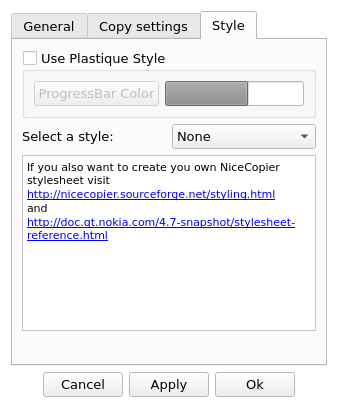
This is ncsettings.ui in patricklx/nicecopier as Qt 5 draws it before an edit. The edited form follows.
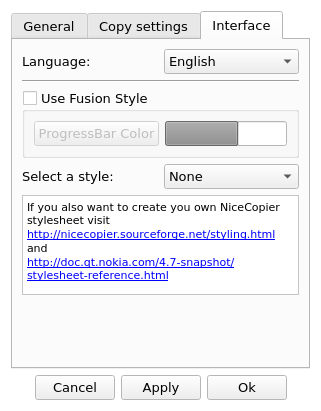
This is the edited form. The open tabs and pages were chosen to show the change.

Patch:
```diff
--- a/ncsettings.ui
+++ b/ncsettings.ui
@@ -6,8 +6,8 @@
    <rect>
     <x>0</x>
     <y>0</y>
-    <width>338</width>
-    <height>366</height>
+    <width>315</width>
+    <height>380</height>
    </rect>
   </property>
   <property name="palette">
@@ -81,7 +81,7 @@
    </font>
   </property>
   <property name="windowTitle">
-   <string>Form</string>
+   <string>NiceCopier Settings</string>
   </property>
   <layout class="QVBoxLayout" name="verticalLayout">
    <item>
@@ -89,6 +89,9 @@
      <property name="currentIndex">
       <number>0</number>
      </property>
+     <property name="usesScrollButtons">
+      <bool>false</bool>
+     </property>
      <widget class="QWidget" name="tab">
       <attribute name="title">
        <string>General</string>
@@ -240,8 +243,8 @@
            </property>
            <property name="sizeHint" stdset="0">
             <size>
-             <width>40</width>
-             <height>20</height>
+             <width>0</width>
+             <height>0</height>
             </size>
            </property>
           </spacer>
@@ -283,8 +286,8 @@
            </property>
            <property name="sizeHint" stdset="0">
             <size>
-             <width>40</width>
-             <height>20</height>
+             <width>0</width>
+             <height>0</height>
             </size>
            </property>
           </spacer>
@@ -293,6 +296,12 @@
        </item>
        <item>
         <widget class="QGroupBox" name="gb_position">
+         <property name="sizePolicy">
+          <sizepolicy hsizetype="Preferred" vsizetype="Maximum">
+           <horstretch>0</horstretch>
+           <verstretch>0</verstretch>
+          </sizepolicy>
+         </property>
          <property name="title">
           <string>Position</string>
          </property>
@@ -355,6 +364,19 @@
          </layout>
         </widget>
        </item>
+       <item>
+        <spacer name="verticalSpacer_3">
+         <property name="orientation">
+          <enum>Qt::Vertical</enum>
+         </property>
+         <property name="sizeHint" stdset="0">
+          <size>
+           <width>0</width>
+           <height>0</height>
+          </size>
+         </property>
+        </spacer>
+       </item>
       </layout>
      </widget>
      <widget class="QWidget" name="tab_2">
@@ -478,8 +500,8 @@
            </property>
            <property name="sizeHint" stdset="0">
             <size>
-             <width>40</width>
-             <height>20</height>
+             <width>0</width>
+             <height>0</height>
             </size>
            </property>
           </spacer>
@@ -524,6 +546,19 @@
          </property>
         </widget>
        </item>
+       <item>
+        <widget class="QCheckBox" name="checkPermissionsCheckBox">
+         <property name="sizePolicy">
+          <sizepolicy hsizetype="Minimum" vsizetype="Minimum">
+           <horstretch>0</horstretch>
+           <verstretch>0</verstretch>
+          </sizepolicy>
+         </property>
+         <property name="text">
+          <string>check file permissions</string>
+         </property>
+        </widget>
+       </item>
        <item>
         <spacer name="verticalSpacer">
          <property name="orientation">
@@ -531,8 +566,8 @@
          </property>
          <property name="sizeHint" stdset="0">
           <size>
-           <width>20</width>
-           <height>40</height>
+           <width>0</width>
+           <height>0</height>
           </size>
          </property>
         </spacer>
@@ -541,13 +576,40 @@
      </widget>
      <widget class="QWidget" name="tab_3">
       <attribute name="title">
-       <string>Style</string>
+       <string>Interface</string>
       </attribute>
       <layout class="QVBoxLayout" name="verticalLayout_6">
+       <item>
+        <layout class="QHBoxLayout" name="horizontalLayout_9">
+         <item>
+          <widget class="QLabel" name="label_8">
+           <property name="text">
+            <string>Language:</string>
+           </property>
+          </widget>
+         </item>
+         <item>
+          <widget class="QComboBox" name="langCombobox">
+           <item>
+            <property name="text">
+             <string notr="true">English</string>
+            </property>
+           </item>
+          </widget>
+         </item>
+        </layout>
+       </item>
+       <item>
+        <widget class="Line" name="line">
+         <property name="orientation">
+          <enum>Qt::Horizontal</enum>
+         </property>
+        </widget>
+       </item>
        <item>
         <widget class="QGroupBox" name="usePlastiqueStyle">
          <property name="title">
-          <string>Use Plastique Style</string>
+          <string>Use Fusion Style</string>
          </property>
          <property name="checkable">
           <bool>true</bool>
@@ -598,6 +660,18 @@
        </item>
        <item>
         <widget class="QTextBrowser" name="textBrowser">
+         <property name="sizePolicy">
+          <sizepolicy hsizetype="Preferred" vsizetype="Ignored">
+           <horstretch>0</horstretch>
+           <verstretch>0</verstretch>
+          </sizepolicy>
+         </property>
+         <property name="minimumSize">
+          <size>
+           <width>0</width>
+           <height>100</height>
+          </size>
+         </property>
          <property name="html">
           <string>&lt;!DOCTYPE HTML PUBLIC &quot;-//W3C//DTD HTML 4.0//EN&quot; &quot;http://www.w3.org/TR/REC-html40/strict.dtd&quot;&gt;
 &lt;html&gt;&lt;head&gt;&lt;meta name=&quot;qrichtext&quot; content=&quot;1&quot; /&gt;&lt;style type=&quot;text/css&quot;&gt;
@@ -623,8 +697,8 @@
          </property>
          <property name="sizeHint" stdset="0">
           <size>
-           <width>20</width>
-           <height>40</height>
+           <width>0</width>
+           <height>0</height>
           </size>
          </property>
         </spacer>
@@ -635,6 +709,9 @@
    </item>
    <item>
     <layout class="QHBoxLayout" name="horizontalLayout">
+     <property name="spacing">
+      <number>6</number>
+     </property>
      <item>
       <spacer name="horizontalSpacer_2">
        <property name="orientation">
@@ -642,8 +719,8 @@
        </property>
        <property name="sizeHint" stdset="0">
         <size>
-         <width>40</width>
-         <height>20</height>
+         <width>0</width>
+         <height>0</height>
         </size>
        </property>
       </spacer>
@@ -676,8 +753,8 @@
        </property>
        <property name="sizeHint" stdset="0">
         <size>
-         <width>40</width>
-         <height>20</height>
+         <width>0</width>
+         <height>0</height>
         </size>
        </property>
       </spacer>
```
